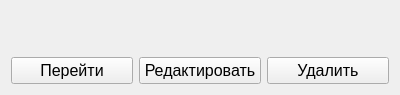
Qt form res/uics/cinema_item.ui (Liteskarr/Cinema) before a commit.
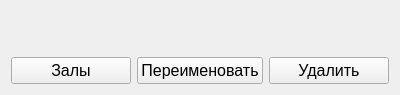
The same form after that commit.

```diff
--- a/res/uics/cinema_item.ui
+++ b/res/uics/cinema_item.ui
@@ -39,7 +39,7 @@
       </font>
      </property>
      <property name="text">
-      <string>Редактировать</string>
+      <string>Переименовать</string>
      </property>
     </widget>
    </item>
@@ -51,7 +51,7 @@
       </font>
      </property>
      <property name="text">
-      <string>Перейти</string>
+      <string>Залы</string>
      </property>
     </widget>
    </item>
```
